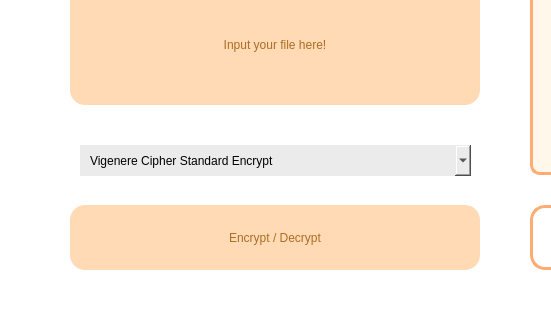
christopherdavinn/tugascipher, file src/ui/cryptogui.ui: the form before one commit; both pictures show x 0 to 551 and y 515 to 850 of the 1000 by 850 pixel window.
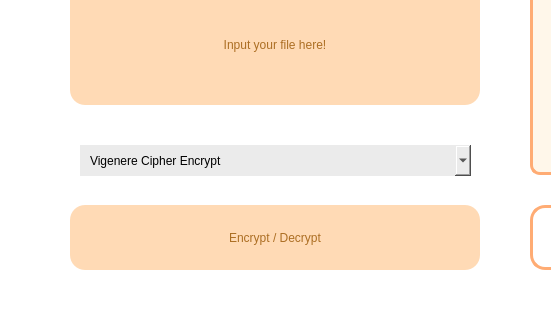
The form after the commit.

Patch:
```diff
--- a/src/ui/cryptogui.ui
+++ b/src/ui/cryptogui.ui
@@ -177,7 +177,7 @@
     </property>
     <item>
      <property name="text">
-      <string>Vigenere Cipher Standard Encrypt</string>
+      <string>Vigenere Cipher Encrypt</string>
      </property>
     </item>
     <item>
```
Left out of the diff: 2 changed lines with no effect on the pictures.
